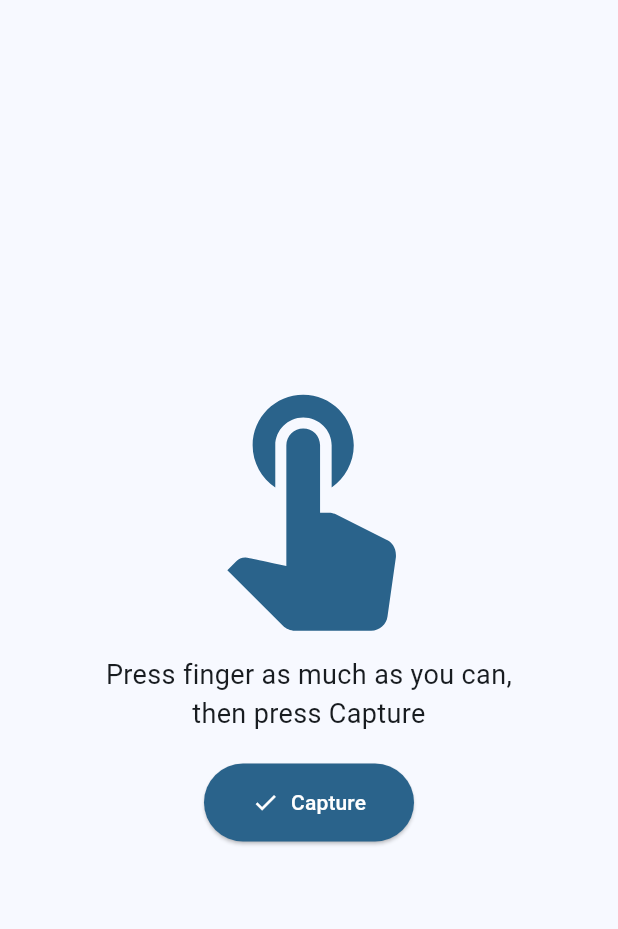
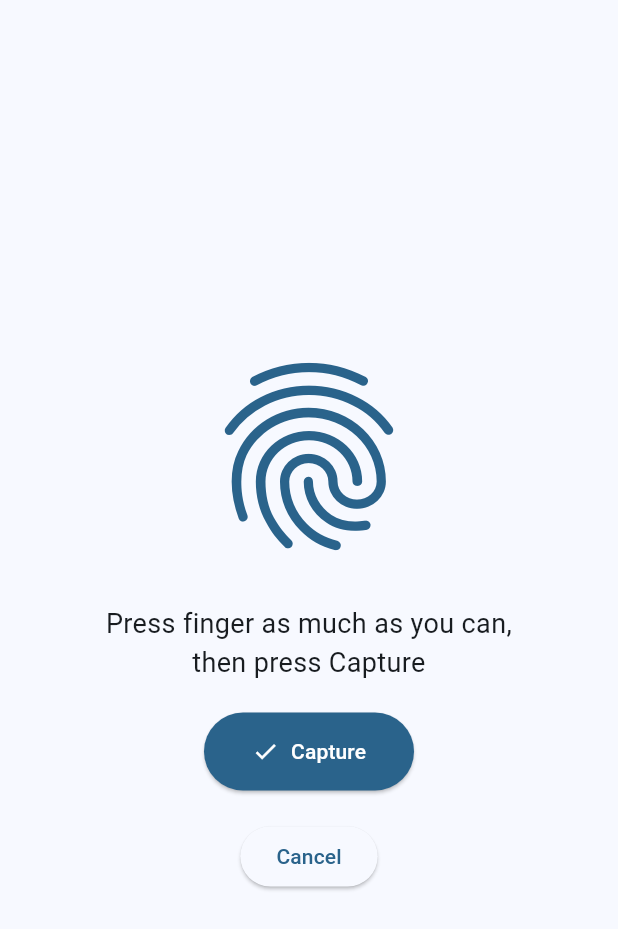
Before and after one commit to Mohammad-soqar/rmts, a Flutter app: the FSRTestView screen opened directly, on a phone screen of 412 x 824 dp. Shown: the top 929 px of the screen. Run offline on Flutter 3.47's test engine with Material 3 defaults, Android fonts, the light colour scheme and no system bars; our stand-ins replace cloud_firestore, dio, firebase_auth, firebase_core, firebase_database, firebase_storage and 4 more; missing offline and left inert: flutter_pdfview; accounts and stored records are empty.

Commit message:
Cancel Buttons

```diff
--- a/lib/ui/views/sensors/fsr_test_view.dart
+++ b/lib/ui/views/sensors/fsr_test_view.dart
@@ -24,11 +24,11 @@ class _FSRTestViewState extends State<FSRTestView>
     )..repeat(reverse: true);
 
     _offsetAnimation = Tween<Offset>(
-      begin: const Offset(0, 0.05),
-      end: const Offset(0, -0.05),
+      begin: const Offset(0, 0.01),
+      end: const Offset(0, -0.01),
     ).animate(CurvedAnimation(parent: _controller, curve: Curves.easeInOut));
 
-    _scaleAnimation = Tween<double>(begin: 1.0, end: 1.2).animate(
+    _scaleAnimation = Tween<double>(begin: 1.0, end: 1.0).animate(
         CurvedAnimation(parent: _controller, curve: Curves.easeInOut));
 
     WidgetsBinding.instance.addPostFrameCallback((_) {
@@ -69,17 +69,11 @@ class _FSRTestViewState extends State<FSRTestView>
             ? Column(
                 mainAxisAlignment: MainAxisAlignment.center,
                 children: [
-                  SlideTransition(
-                    position: _offsetAnimation,
-                    child: ScaleTransition(
-                      scale: _scaleAnimation,
-                      child: Icon(
-                        Icons.touch_app,
+                   Icon(
+                        Icons.fingerprint,
                         size: 150,
                         color:Theme.of(context).colorScheme.primary,
                       ),
-                    ),
-                  ),
                   const SizedBox(height: 24),
                   const Text(
                     'Press finger as much as you can,\nthen press Capture',
@@ -109,6 +103,14 @@ class _FSRTestViewState extends State<FSRTestView>
                       backgroundColor:Theme.of(context).colorScheme.primary,
                     ),
                   ),
+                  const SizedBox(height: 20),
+                  ElevatedButton(
+                        onPressed: () async {
+                          await vm.loadFsrdata();
+                          Navigator.pop(context, true);
+                        },
+                        child: const Text('Cancel'),
+                      ),
                 ],
               )
             : vm.result != null
```
Also changed, not shown: lib/ui/views/sensors/flex_test_view.dart (+11 -8 lines), lib/ui/views/sensors/mpu_test_view.dart (+8 -0 lines), lib/ui/views/sensors/ppg_test_view.dart (+8 -0 lines).
